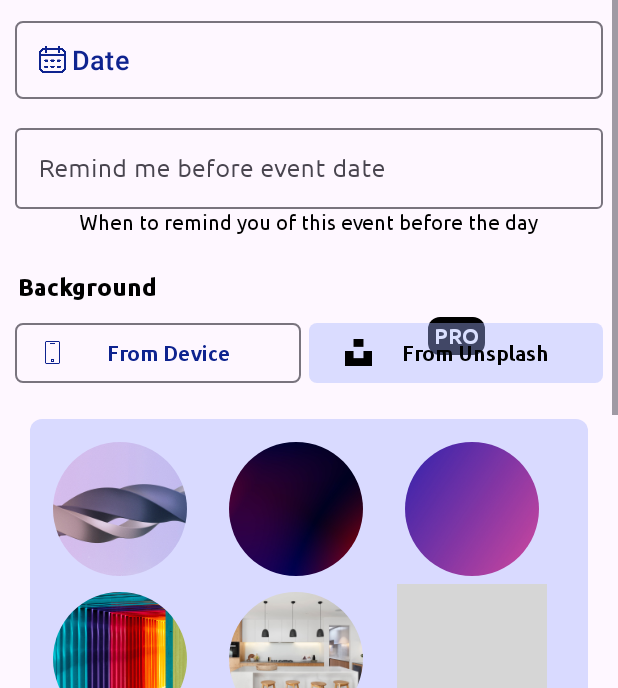
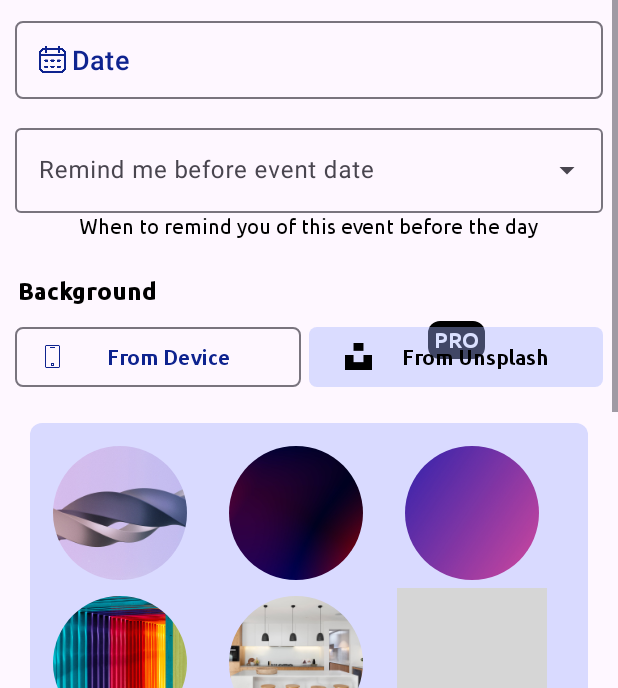
Before and after one commit to keithchad/Events, an Android app: the EventDisplayFragment screen opened through its navigation route, on a phone screen of 412 x 824 dp, the part 548-1236 px from its top. Run offline under Robolectric (Android 15) with nearby library versions, the phone set to English and light mode, and no system bars; plain views replace RoundedImageView; grey boxes are pictures that could not be loaded.

Commit message:
implementing drop down list

```diff
--- a/app/src/main/java/com/upcomingevents/events/fragment/EventDisplayFragment.kt
+++ b/app/src/main/java/com/upcomingevents/events/fragment/EventDisplayFragment.kt
@@ -5,14 +5,15 @@ import android.app.DatePickerDialog
 import android.content.Intent
 import android.os.Build
 import android.os.Bundle
-import androidx.fragment.app.Fragment
 import android.view.LayoutInflater
 import android.view.View
 import android.view.ViewGroup
+import android.widget.ArrayAdapter
+import android.widget.Toast
+import androidx.fragment.app.Fragment
 import androidx.recyclerview.widget.GridLayoutManager
 import com.upcomingevents.events.R
 import com.upcomingevents.events.adapter.UnsplashAdapter
-import com.upcomingevents.events.databinding.FragmentEventAddBinding
 import com.upcomingevents.events.databinding.FragmentEventDisplayBinding
 import com.upcomingevents.events.model.Unsplash
 import java.text.SimpleDateFormat
@@ -22,7 +23,9 @@ class EventDisplayFragment : Fragment() {
 
     private lateinit var fragmentEventDisplayBinding: FragmentEventDisplayBinding
     private val binding get() = fragmentEventDisplayBinding
+
     private lateinit var list: List<Unsplash>
+    private lateinit var dropDownList: List<String>
 
     override fun onCreateView(
         inflater: LayoutInflater, container: ViewGroup?,
@@ -37,7 +40,19 @@ class EventDisplayFragment : Fragment() {
             pickImageGallery()
         }
 
+        setUpDropDownList()
+
         return binding.root
+    }
+
+    private fun setUpDropDownList() {
+        val adapterItems: ArrayAdapter<String> = ArrayAdapter(requireActivity(),
+            R.layout.drop_down_list_item, dropDownList)
+        binding.dropDownRemind.setAdapter(adapterItems)
+        binding.dropDownRemind.setOnItemClickListener { parent, _, position, _ ->
+            val item = parent.getItemAtPosition(position).toString()
+            Toast.makeText(activity, item, Toast.LENGTH_SHORT).show()
+        }
     }
 
     private fun setUpDatePicker() {
@@ -80,15 +95,22 @@ class EventDisplayFragment : Fragment() {
 
     private fun populateDummyData() {
         list = arrayListOf(
-            Unsplash(1, R.drawable.u1),
+            Unsplash(0, R.drawable.u1),
             Unsplash(1, R.drawable.u2),
-            Unsplash(1, R.drawable.u3),
-            Unsplash(1, R.drawable.u4),
-            Unsplash(1, R.drawable.u5),
-            Unsplash(1, R.drawable.u6),
-            Unsplash(1, R.drawable.u7),
-            Unsplash(1, R.drawable.u8),
-            Unsplash(1, R.drawable.u9)
+            Unsplash(2, R.drawable.u3),
+            Unsplash(3, R.drawable.u4),
+            Unsplash(4, R.drawable.u5),
+            Unsplash(5, R.drawable.u6),
+            Unsplash(6, R.drawable.u7),
+            Unsplash(7, R.drawable.u8),
+            Unsplash(8, R.drawable.u9)
+        )
+        dropDownList = listOf(
+            "1 Day",
+            "2 Days",
+            "3 Days",
+            "4 Days",
+            "5 Days"
         )
     }
 
@@ -102,7 +124,7 @@ class EventDisplayFragment : Fragment() {
     }
 
     companion object {
-        val IMAGE_REQUEST_CODE = 100
+        const val IMAGE_REQUEST_CODE = 100
     }
 
 }
--- /dev/null
+++ b/app/src/main/res/layout/drop_down_list_item.xml
@@ -0,0 +1,10 @@
+<?xml version="1.0" encoding="utf-8"?>
+<TextView xmlns:android="http://schemas.android.com/apk/res/android"
+    android:layout_width="match_parent"
+    android:layout_height="wrap_content"
+    android:padding="8dp"
+    android:ellipsize="end"
+    android:maxLines="1"
+    android:fontFamily="@font/ubuntu_medium">
+
+</TextView>
--- a/app/src/main/res/layout/fragment_event_display.xml
+++ b/app/src/main/res/layout/fragment_event_display.xml
@@ -176,22 +176,18 @@
 
             <com.google.android.material.textfield.TextInputLayout
                 android:id="@+id/textInputLayout3"
-                style="@style/Widget.Material3.TextInputLayout.OutlinedBox"
+                style="@style/Widget.Material3.TextInputLayout.OutlinedBox.ExposedDropdownMenu"
                 android:layout_width="match_parent"
                 android:layout_height="wrap_content"
                 android:layout_margin="10dp"
-                app:layout_constraintTop_toBottomOf="@+id/buttonDate"
-                tools:layout_editor_absoluteX="20dp">
+                app:layout_constraintTop_toBottomOf="@+id/buttonDate">
 
-                <EditText
-                    android:id="@+id/editTextRemind"
+                <AutoCompleteTextView
+                    android:id="@+id/dropDownRemind"
                     android:layout_width="match_parent"
                     android:layout_height="wrap_content"
                     android:layout_marginTop="20dp"
-                    android:autofillHints="password"
-                    android:fontFamily="@font/ubuntu_regular"
                     android:hint="Remind me before event date"
-                    android:inputType="date"
                     app:layout_constraintEnd_toEndOf="parent"
                     app:layout_constraintStart_toStartOf="parent" />
 
```
